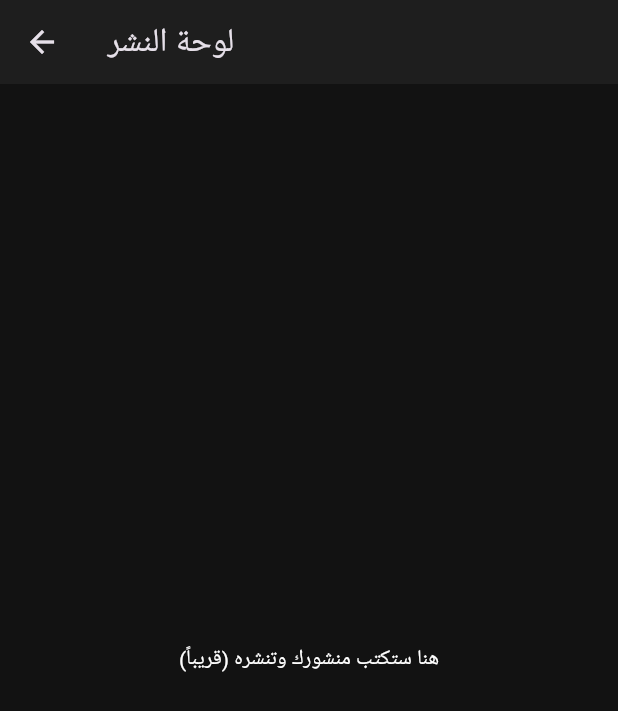
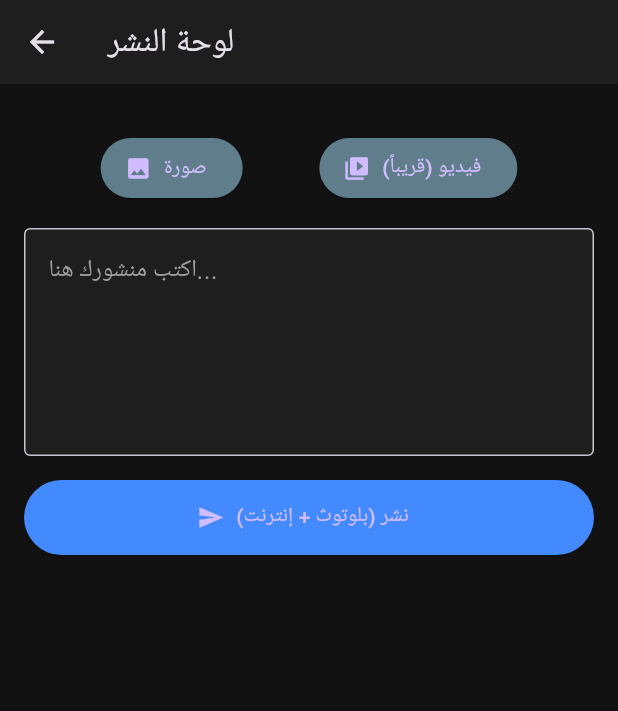
Before and after one commit to ayari12222/Elnaseh, a Flutter app: the AdminScreen screen opened directly, on a phone screen of 412 x 824 dp. Shown: the top 711 px of the screen. Run offline on Flutter 3.47's test engine with Material 3 defaults, Android fonts, the phone set to English and light mode, and no system bars; our stand-ins replace image_picker, supabase_flutter; missing offline and left inert: flutter_mesh_network; accounts and stored records are empty.

Commit message:
Refactor AdminScreen to StatefulWidget with image upload

```diff
--- a/lib/screens/admin_screen.dart
+++ b/lib/screens/admin_screen.dart
@@ -1,7 +1,34 @@
+import 'dart:io';
+import 'dart:convert';
 import 'package:flutter/material.dart';
+import 'package:image_picker/image_picker.dart';
+import '../services/mesh_service.dart';
+import '../services/supabase_service.dart';
 
-class AdminScreen extends StatelessWidget {
+class AdminScreen extends StatefulWidget {
   const AdminScreen({super.key});
+
+  @override
+  State<AdminScreen> createState() => _AdminScreenState();
+}
+
+class _AdminScreenState extends State<AdminScreen> {
+  final TextEditingController _textController = TextEditingController();
+  final MeshService _meshService = MeshService();
+  final SupabaseService _supabaseService = SupabaseService();
+  final ImagePicker _picker = ImagePicker();
+
+  File? _selectedImage;
+  bool _isLoading = false;
+
+  Future<void> _pickImage() async {
+    final XFile? image = await _picker.pickImage(source: ImageSource.gallery);
+    if (image != null) {
+      setState(() {
+        _selectedImage = File(image.path);
+      });
+    }
+  }
 
   @override
   Widget build(BuildContext context) {
@@ -10,10 +37,112 @@ class AdminScreen extends StatelessWidget {
         title: const Text('لوحة النشر'),
         backgroundColor: const Color(0xFF1E1E1E),
       ),
-      body: const Center(
-        child: Text(
-          'هنا ستكتب منشورك وتنشره (قريباً)',
-          style: TextStyle(color: Colors.white),
+      body: SingleChildScrollView(
+        padding: const EdgeInsets.all(16.0),
+        child: Column(
+          children: [
+            if (_selectedImage != null)
+              Stack(
+                alignment: Alignment.topRight,
+                children: [
+                  ClipRRect(
+                    borderRadius: BorderRadius.circular(12),
+                    child: Image.file(
+                      _selectedImage!,
+                      height: 200,
+                      width: double.infinity,
+                      fit: BoxFit.cover,
+                    ),
+                  ),
+                  IconButton(
+                    icon: const Icon(Icons.close, color: Colors.red),
+                    onPressed: () {
+                      setState(() {
+                        _selectedImage = null;
+                      });
+                    },
+                  ),
+                ],
+              ),
+
+            const SizedBox(height: 16),
+
+            Row(
+              mainAxisAlignment: MainAxisAlignment.spaceEvenly,
+              children: [
+                ElevatedButton.icon(
+                  onPressed: _pickImage,
+                  icon: const Icon(Icons.image),
+                  label: const Text('صورة'),
+                  style: ElevatedButton.styleFrom(backgroundColor: Colors.blueGrey),
+                ),
+                ElevatedButton.icon(
+                  onPressed: () {},
+                  icon: const Icon(Icons.video_library),
+                  label: const Text('فيديو (قريباً)'),
+                  style: ElevatedButton.styleFrom(backgroundColor: Colors.blueGrey),
+                ),
+              ],
+            ),
+
+            const SizedBox(height: 16),
+
+            TextField(
+              controller: _textController,
+              maxLines: 5,
+              style: const TextStyle(color: Colors.white),
+              decoration: const InputDecoration(
+                hintText: 'اكتب منشورك هنا...',
+                hintStyle: TextStyle(color: Colors.grey),
+                border: OutlineInputBorder(),
+                filled: true,
+                fillColor: Color(0xFF1E1E1E),
+              ),
+            ),
+
+            const SizedBox(height: 16),
+
+            ElevatedButton.icon(
+              onPressed: _isLoading ? null : () async {
+                if (_textController.text.isNotEmpty || _selectedImage != null) {
+                  setState(() => _isLoading = true);
+
+                  String? imageBase64;
+                  if (_selectedImage != null) {
+                    final bytes = await _selectedImage!.readAsBytes();
+                    imageBase64 = base64Encode(bytes);
+                  }
+
+                  // 1. إرسال عبر البلوتوث
+                  final postContent = jsonEncode({
+                    'text': _textController.text,
+                    'image': imageBase64,
+                  });
+                  await _meshService.broadcastPost(postContent);
+
+                  // 2. إرسال عبر الإنترنت (Supabase)
+                  await _supabaseService.postToCloud(_textController.text, imageBase64);
+
+                  if (context.mounted) {
+                    setState(() => _isLoading = false);
+                    ScaffoldMessenger.of(context).showSnackBar(
+                      const SnackBar(content: Text('تم إرسال المنشور عبر البلوتوث والإنترنت!')),
+                    );
+                    _textController.clear();
+                    setState(() => _selectedImage = null);
+                  }
+                }
+              },
+              icon: _isLoading
+                ? const SizedBox(width: 20, height: 20, child: CircularProgressIndicator(color: Colors.white))
+                : const Icon(Icons.send),
+              label: Text(_isLoading ? 'جارٍ الإرسال...' : 'نشر (بلوتوث + إنترنت)'),
+              style: ElevatedButton.styleFrom(
+                backgroundColor: Colors.blueAccent,
+                minimumSize: const Size(double.infinity, 50),
+              ),
+            ),
+          ],
         ),
       ),
     );
```
